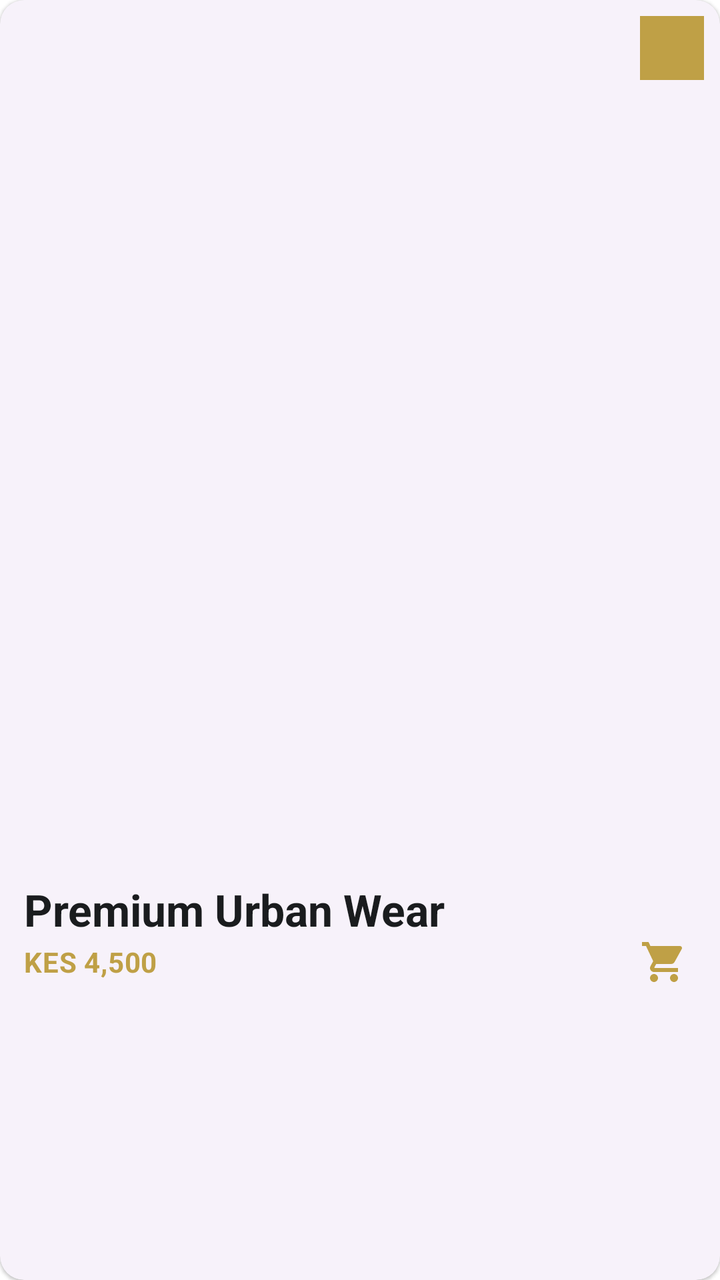
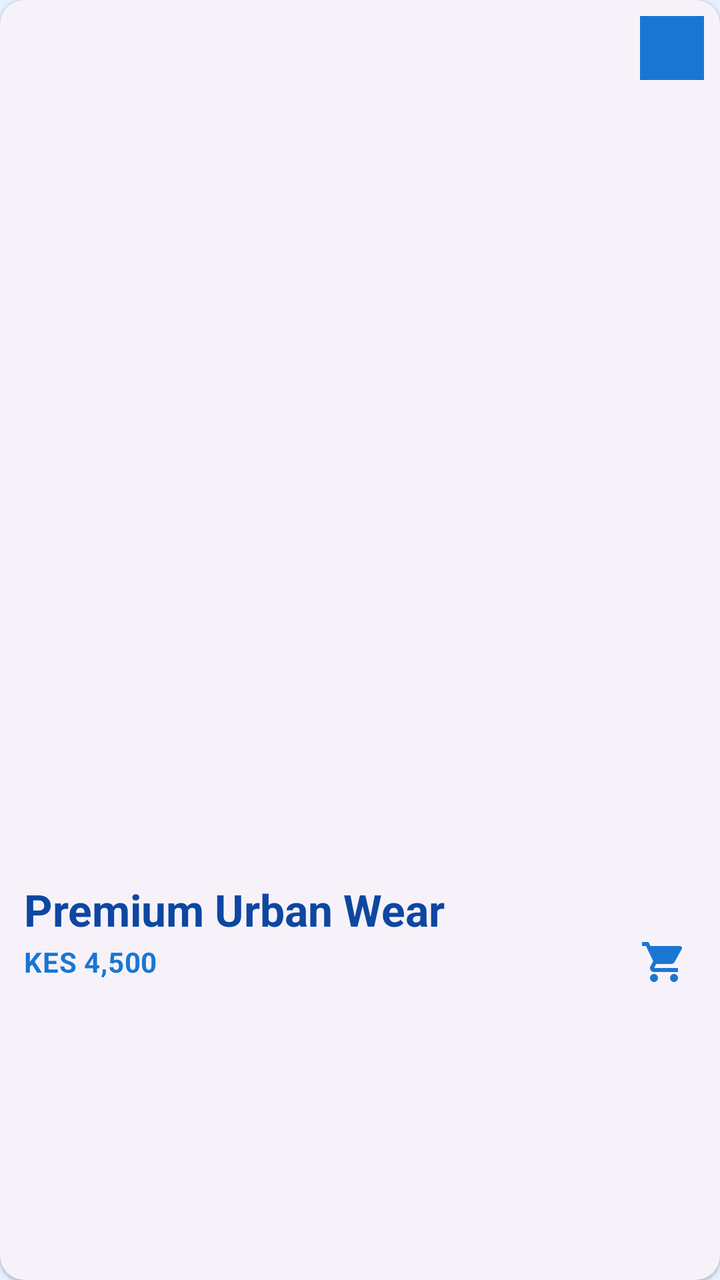

Compare the two renders of this Android layout. The source of the first and the diff that turns it into the second are given below.
<!-- AndroidManifest.xml: application theme Theme.StyleNestBoutique -->
<!-- res/layout/item_product.xml -->
<?xml version="1.0" encoding="utf-8"?>
<com.google.android.material.card.MaterialCardView xmlns:android="http://schemas.android.com/apk/res/android"
    xmlns:app="http://schemas.android.com/apk/res-auto"
    style="?attr/materialCardViewElevatedStyle"
    android:layout_width="match_parent"
    android:layout_height="wrap_content"
    android:layout_margin="8dp"
    app:cardCornerRadius="12dp"
    app:cardElevation="1dp"
    app:strokeWidth="0dp">

    <androidx.constraintlayout.widget.ConstraintLayout
        android:layout_width="match_parent"
        android:layout_height="wrap_content"
        android:paddingBottom="12dp">

        <com.google.android.material.imageview.ShapeableImageView
            android:id="@+id/product_image"
            android:layout_width="0dp"
            android:layout_height="0dp"
            android:scaleType="centerCrop"
            app:layout_constraintDimensionRatio="1:1.2"
            app:layout_constraintEnd_toEndOf="parent"
            app:layout_constraintStart_toStartOf="parent"
            app:layout_constraintTop_toTopOf="parent"
            app:shapeAppearanceOverlay="@style/ShapeAppearance.Material3.MediumComponent" />

        
        <View
            android:id="@+id/out_of_stock_overlay"
            android:layout_width="0dp"
            android:layout_height="0dp"
            android:background="#80FFFFFF"
            android:visibility="gone"
            app:layout_constraintBottom_toBottomOf="@id/product_image"
            app:layout_constraintEnd_toEndOf="@id/product_image"
            app:layout_constraintStart_toStartOf="@id/product_image"
            app:layout_constraintTop_toTopOf="@id/product_image" />

        <TextView
            android:id="@+id/out_of_stock_text"
            android:layout_width="wrap_content"
            android:layout_height="wrap_content"
            android:background="@color/black"
            android:paddingHorizontal="12dp"
            android:paddingVertical="6dp"
            android:text="OUT OF STOCK"
            android:textColor="@color/white"
            android:textSize="10sp"
            android:textStyle="bold"
            android:visibility="gone"
            app:layout_constraintBottom_toBottomOf="@id/product_image"
            app:layout_constraintEnd_toEndOf="@id/product_image"
            app:layout_constraintStart_toStartOf="@id/product_image"
            app:layout_constraintTop_toTopOf="@id/product_image" />

        
        <TextView
            android:id="@+id/sale_tag"
            android:layout_width="wrap_content"
            android:layout_height="wrap_content"
            android:layout_margin="8dp"
            android:background="@drawable/bg_sale_tag"
            android:paddingHorizontal="8dp"
            android:paddingVertical="4dp"
            android:text="SALE"
            android:textColor="@color/white"
            android:textSize="10sp"
            android:textStyle="bold"
            android:visibility="gone"
            app:layout_constraintStart_toStartOf="parent"
            app:layout_constraintTop_toTopOf="parent" />

        
        <ImageButton
            android:id="@+id/wishlist_button"
            android:layout_width="32dp"
            android:layout_height="32dp"
            android:layout_margin="8dp"
            android:background="?attr/selectableItemBackgroundBorderless"
            android:contentDescription="Add to wishlist"
            android:src="@drawable/ic_dress"
            app:layout_constraintEnd_toEndOf="parent"
            app:layout_constraintTop_toTopOf="parent"
            app:tint="@color/brand_gold" />

        <TextView
            android:id="@+id/product_name"
            android:layout_width="0dp"
            android:layout_height="wrap_content"
            android:layout_marginStart="12dp"
            android:layout_marginTop="8dp"
            android:layout_marginEnd="12dp"
            android:ellipsize="end"
            android:maxLines="1"
            android:text="Premium Urban Wear"
            android:textAppearance="?attr/textAppearanceTitleSmall"
            android:textColor="?attr/colorOnSurface"
            android:textStyle="bold"
            app:layout_constraintEnd_toEndOf="parent"
            app:layout_constraintStart_toStartOf="parent"
            app:layout_constraintTop_toBottomOf="@id/product_image" />

        <TextView
            android:id="@+id/product_price"
            android:layout_width="wrap_content"
            android:layout_height="wrap_content"
            android:layout_marginStart="12dp"
            android:layout_marginTop="2dp"
            android:text="KES 4,500"
            android:textAppearance="?attr/textAppearanceBodyMedium"
            android:textColor="@color/brand_gold"
            android:textStyle="bold"
            app:layout_constraintStart_toStartOf="parent"
            app:layout_constraintTop_toBottomOf="@id/product_name" />

        <ImageButton
            android:id="@+id/add_to_cart_quick"
            android:layout_width="32dp"
            android:layout_height="32dp"
            android:layout_marginEnd="12dp"
            android:background="?attr/selectableItemBackgroundBorderless"
            android:contentDescription="Add to cart"
            android:src="@drawable/ic_cart"
            app:layout_constraintBottom_toBottomOf="@id/product_price"
            app:layout_constraintEnd_toEndOf="parent"
            app:layout_constraintTop_toTopOf="@id/product_price"
            app:tint="@color/brand_gold" />

    </androidx.constraintlayout.widget.ConstraintLayout>
</com.google.android.material.card.MaterialCardView>
<!-- resources referenced by this layout -->
<resources>
  <color name="black">#1A1C1E</color>
  <color name="brand_gold">#BFA046</color>
  <color name="sale_red">#D32F2F</color>
  <style name="Base.Theme.StyleNestBoutique" parent="Theme.Material3.DayNight.NoActionBar">
          
          <item name="colorPrimary">@color/brand_gold_dark</item> 
          <item name="colorOnPrimary">@color/white_pure</item>
          <item name="colorPrimaryContainer">@color/brand_gold_light</item>
          <item name="colorOnPrimaryContainer">@color/brand_gold_dark</item>
  
          
          <item name="colorSecondary">@color/charcoal</item>
          <item name="colorOnSecondary">@color/white_pure</item>
          <item name="colorSecondaryContainer">@color/gray_medium</item>
          <item name="colorOnSecondaryContainer">@color/black</item>
  
          
          <item name="android:windowBackground">@color/white_pure</item>
          <item name="colorSurface">@color/white_pure</item>
          <item name="colorOnSurface">@color/black</item>
          <item name="colorSurfaceVariant">@color/gray_light</item>
          <item name="colorOnSurfaceVariant">@color/black</item> 
          <item name="colorOutline">@color/gray_medium</item>
          <item name="colorOutlineVariant">@color/gray_medium</item>
  
          
          <item name="android:statusBarColor">@android:color/transparent</item>
          <item name="android:navigationBarColor">@android:color/transparent</item>
          <item name="android:windowLightStatusBar">true</item>
          <item name="android:windowLightNavigationBar" tools:targetApi="27">true</item>
  
          
          <item name="materialButtonStyle">@style/StyleNest.Button</item>
          <item name="chipStyle">@style/StyleNest.Chip</item>
  
          
          <item name="textAppearanceHeadlineLarge">@style/StyleNest.TextAppearance.Headline.Bold</item>
          <item name="textAppearanceHeadlineMedium">@style/StyleNest.TextAppearance.Headline.Bold</item>
          <item name="textAppearanceHeadlineSmall">@style/StyleNest.TextAppearance.Headline.Bold</item>
          <item name="textAppearanceTitleLarge">@style/StyleNest.TextAppearance.Title.Bold</item>
          <item name="textAppearanceTitleMedium">@style/StyleNest.TextAppearance.Title.Bold</item>
          <item name="textAppearanceTitleSmall">@style/StyleNest.TextAppearance.Title.Bold</item>
          <item name="textAppearanceBodyLarge">@style/StyleNest.TextAppearance.Body.Bold</item>
          <item name="textAppearanceBodyMedium">@style/StyleNest.TextAppearance.Body.Bold</item>
          <item name="textAppearanceBodySmall">@style/StyleNest.TextAppearance.Body.Bold</item>
          <item name="textAppearanceLabelLarge">@style/StyleNest.TextAppearance.Body.Bold</item>
          <item name="textAppearanceLabelMedium">@style/StyleNest.TextAppearance.Body.Bold</item>
          <item name="textAppearanceLabelSmall">@style/StyleNest.TextAppearance.Body.Bold</item>
      </style>
  <color name="brand_gold_dark">#8C7230</color>
  <color name="brand_gold_light">#F4EFE0</color>
  <color name="charcoal">#2D2D2D</color>
  <color name="gray_medium">#E9ECEF</color>
  <color name="gray_light">#F8F9FA</color>
  <style name="StyleNest.Button" parent="Widget.Material3.Button">
          <item name="cornerRadius">8dp</item>
          <item name="android:textStyle">bold</item>
      </style>
  <style name="StyleNest.Chip" parent="Widget.Material3.Chip.Assist">
          <item name="shapeAppearance">@style/ShapeAppearance.Material3.Corner.Small</item>
          <item name="android:textStyle">bold</item>
      </style>
  <style name="StyleNest.TextAppearance.Headline.Bold" parent="TextAppearance.Material3.HeadlineMedium">
          <item name="android:textStyle">bold</item>
          <item name="android:textColor">@color/brand_gold_dark</item> 
          <item name="android:fontFamily">sans-serif-medium</item>
      </style>
  <style name="StyleNest.TextAppearance.Title.Bold" parent="TextAppearance.Material3.TitleLarge">
          <item name="android:textStyle">bold</item>
          <item name="android:textColor">?attr/colorOnSurface</item>
          <item name="android:fontFamily">sans-serif-medium</item>
      </style>
  <style name="StyleNest.TextAppearance.Body.Bold" parent="TextAppearance.Material3.BodyMedium">
          <item name="android:textStyle">bold</item>
          <item name="android:textColor">?attr/colorOnSurface</item>
          <item name="android:fontFamily">sans-serif</item>
      </style>
  <!-- unchanged entries left out for length: 6 -->
</resources>

<!-- the commit's change to res/layout/item_product.xml (unified diff, before → after) -->
@@ -82,7 +82,7 @@
             android:src="@drawable/ic_dress"
             app:layout_constraintEnd_toEndOf="parent"
             app:layout_constraintTop_toTopOf="parent"
-            app:tint="@color/brand_gold" />
+            app:tint="?attr/colorPrimary" />
 
         <TextView
             android:id="@+id/product_name"
@@ -109,7 +109,7 @@
             android:layout_marginTop="2dp"
             android:text="KES 4,500"
             android:textAppearance="?attr/textAppearanceBodyMedium"
-            android:textColor="@color/brand_gold"
+            android:textColor="?attr/colorPrimary"
             android:textStyle="bold"
             app:layout_constraintStart_toStartOf="parent"
             app:layout_constraintTop_toBottomOf="@id/product_name" />
@@ -125,7 +125,7 @@
             app:layout_constraintBottom_toBottomOf="@id/product_price"
             app:layout_constraintEnd_toEndOf="parent"
             app:layout_constraintTop_toTopOf="@id/product_price"
-            app:tint="@color/brand_gold" />
+            app:tint="?attr/colorPrimary" />
 
     </androidx.constraintlayout.widget.ConstraintLayout>
 </com.google.android.material.card.MaterialCardView>
<!-- resource entries referenced after the edit -->
@@ -1,34 +1,33 @@
 <!-- resources referenced by this layout -->
 <resources>
-  <color name="black">#1A1C1E</color>
-  <color name="brand_gold">#BFA046</color>
-  <color name="sale_red">#D32F2F</color>
+  <color name="black">#0D1B2A</color>
+  <color name="brand_gold">#D4AF37</color>
+  <color name="sale_red">#FF5252</color>
   <style name="Base.Theme.StyleNestBoutique" parent="Theme.Material3.DayNight.NoActionBar">
           
-          <item name="colorPrimary">@color/brand_gold_dark</item> 
+          <item name="colorPrimary">@color/primary_blue</item>
           <item name="colorOnPrimary">@color/white_pure</item>
-          <item name="colorPrimaryContainer">@color/brand_gold_light</item>
-          <item name="colorOnPrimaryContainer">@color/brand_gold_dark</item>
+          <item name="colorPrimaryContainer">@color/secondary_blue</item>
+          <item name="colorOnPrimaryContainer">@color/primary_blue_dark</item>
   
           
-          <item name="colorSecondary">@color/charcoal</item>
+          <item name="colorSecondary">@color/primary_blue_dark</item>
           <item name="colorOnSecondary">@color/white_pure</item>
-          <item name="colorSecondaryContainer">@color/gray_medium</item>
-          <item name="colorOnSecondaryContainer">@color/black</item>
+          <item name="colorSecondaryContainer">@color/secondary_blue</item>
+          <item name="colorOnSecondaryContainer">@color/text_main</item>
   
           
-          <item name="android:windowBackground">@color/white_pure</item>
-          <item name="colorSurface">@color/white_pure</item>
-          <item name="colorOnSurface">@color/black</item>
-          <item name="colorSurfaceVariant">@color/gray_light</item>
-          <item name="colorOnSurfaceVariant">@color/black</item> 
-          <item name="colorOutline">@color/gray_medium</item>
-          <item name="colorOutlineVariant">@color/gray_medium</item>
+          <item name="android:windowBackground">@color/app_bg_blue</item>
+          <item name="colorSurface">@color/app_bg_blue</item>
+          <item name="colorOnSurface">@color/text_main</item>
+          <item name="colorSurfaceVariant">@color/secondary_blue</item>
+          <item name="colorOnSurfaceVariant">@color/text_secondary</item>
+          <item name="colorOutline">@color/primary_blue</item>
   
           
-          <item name="android:statusBarColor">@android:color/transparent</item>
-          <item name="android:navigationBarColor">@android:color/transparent</item>
-          <item name="android:windowLightStatusBar">true</item>
+          <item name="android:statusBarColor">@color/primary_blue</item>
+          <item name="android:navigationBarColor">@color/app_bg_blue</item>
+          <item name="android:windowLightStatusBar">false</item>
           <item name="android:windowLightNavigationBar" tools:targetApi="27">true</item>
   
           
@@ -49,32 +48,36 @@
           <item name="textAppearanceLabelMedium">@style/StyleNest.TextAppearance.Body.Bold</item>
           <item name="textAppearanceLabelSmall">@style/StyleNest.TextAppearance.Body.Bold</item>
       </style>
-  <color name="brand_gold_dark">#8C7230</color>
-  <color name="brand_gold_light">#F4EFE0</color>
-  <color name="charcoal">#2D2D2D</color>
-  <color name="gray_medium">#E9ECEF</color>
-  <color name="gray_light">#F8F9FA</color>
+  <color name="primary_blue">#1976D2</color>
+  <color name="secondary_blue">#BBDEFB</color>
+  <color name="primary_blue_dark">#1565C0</color>
+  <color name="text_main">#0D47A1</color>
+  <color name="app_bg_blue">#E3F2FD</color>
+  <color name="text_secondary">#455A64</color>
   <style name="StyleNest.Button" parent="Widget.Material3.Button">
-          <item name="cornerRadius">8dp</item>
+          <item name="android:backgroundTint">@color/primary_blue</item>
+          <item name="android:textColor">@color/white_pure</item>
+          <item name="cornerRadius">12dp</item>
           <item name="android:textStyle">bold</item>
       </style>
   <style name="StyleNest.Chip" parent="Widget.Material3.Chip.Assist">
-          <item name="shapeAppearance">@style/ShapeAppearance.Material3.Corner.Small</item>
+          <item name="shapeAppearance">@style/ShapeAppearance.Material3.Corner.Medium</item>
           <item name="android:textStyle">bold</item>
+          <item name="chipBackgroundColor">@color/white_pure</item>
       </style>
   <style name="StyleNest.TextAppearance.Headline.Bold" parent="TextAppearance.Material3.HeadlineMedium">
           <item name="android:textStyle">bold</item>
-          <item name="android:textColor">@color/brand_gold_dark</item> 
+          <item name="android:textColor">@color/primary_blue</item>
           <item name="android:fontFamily">sans-serif-medium</item>
       </style>
   <style name="StyleNest.TextAppearance.Title.Bold" parent="TextAppearance.Material3.TitleLarge">
           <item name="android:textStyle">bold</item>
-          <item name="android:textColor">?attr/colorOnSurface</item>
+          <item name="android:textColor">@color/text_main</item>
           <item name="android:fontFamily">sans-serif-medium</item>
       </style>
   <style name="StyleNest.TextAppearance.Body.Bold" parent="TextAppearance.Material3.BodyMedium">
           <item name="android:textStyle">bold</item>
-          <item name="android:textColor">?attr/colorOnSurface</item>
+          <item name="android:textColor">@color/text_main</item>
           <item name="android:fontFamily">sans-serif</item>
       </style>
   <!-- unchanged entries left out for length: 6 -->
